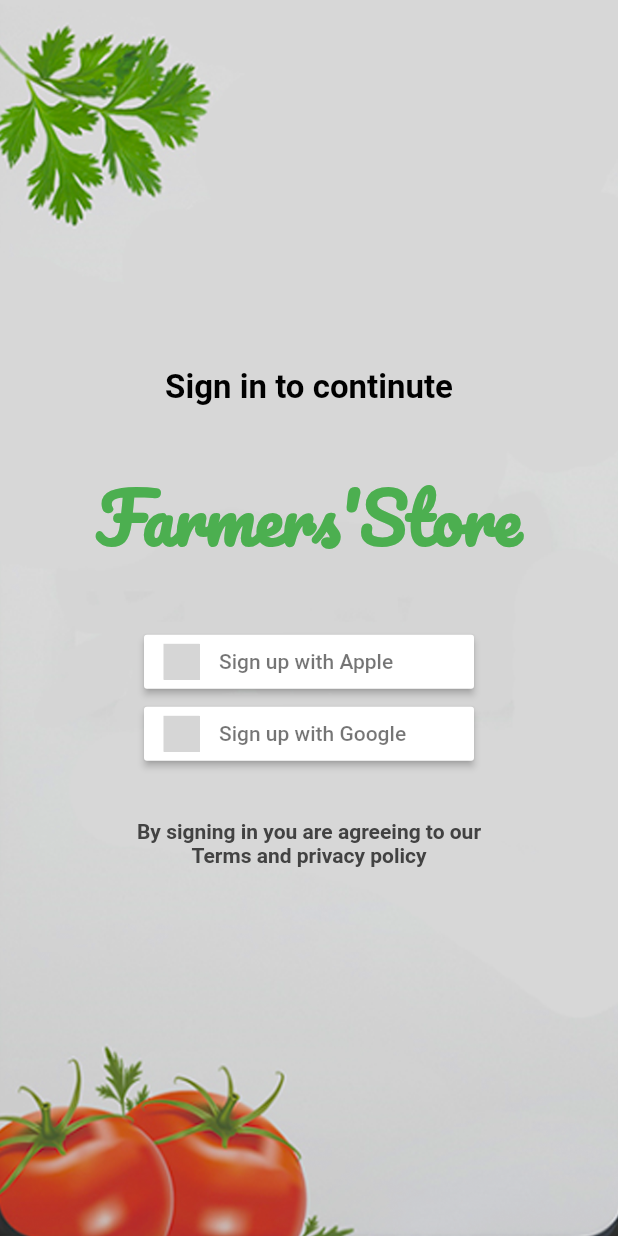
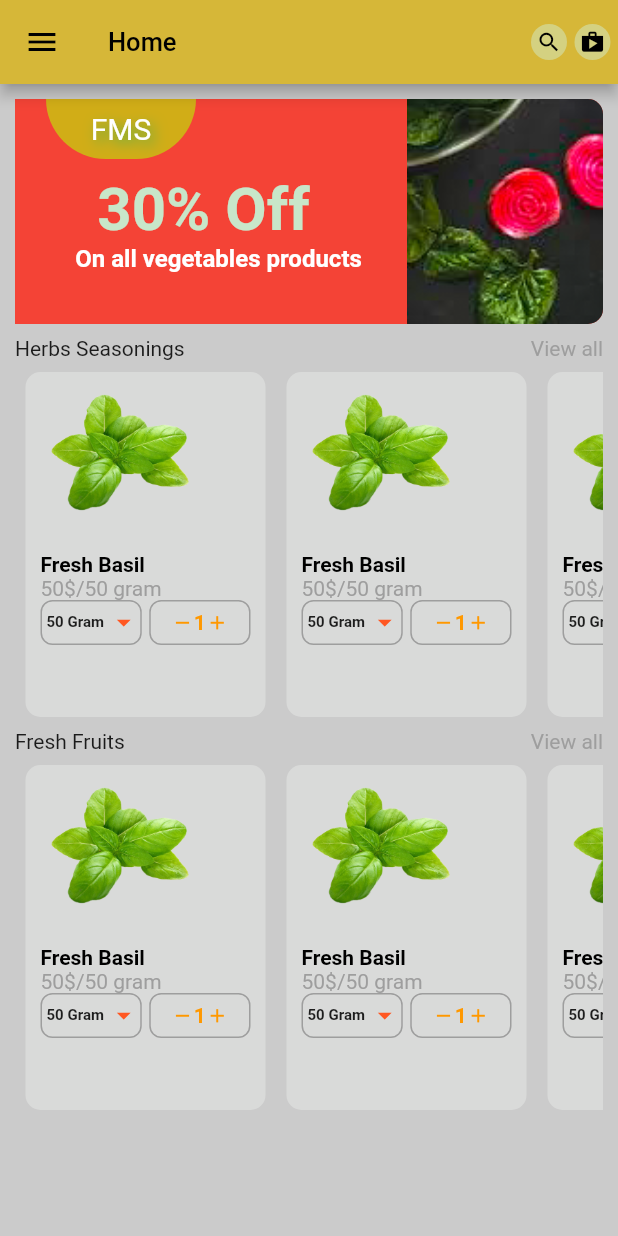
Before and after one commit to VimarshanaBandara/Farmers-Store, a Flutter app: the SignIn screen opened directly, after a tap on "Sign up with Google", on a phone screen of 412 x 824 dp. Run offline on Flutter 3.47's test engine with Material 2 defaults, Android fonts, the phone set to English and light mode, and no system bars; our stand-ins replace firebase_auth, firebase_core, flutter_signin_button, google_fonts, google_sign_in; accounts and stored records are empty; network calls fail; grey boxes are pictures that could not be loaded.

Commit message:
HomePage

```diff
--- a/lib/auth/sign_in.dart
+++ b/lib/auth/sign_in.dart
@@ -1,14 +1,48 @@
+import 'package:farmers_store/home/homescreen.dart';
+import 'package:firebase_auth/firebase_auth.dart';
 import 'package:flutter/cupertino.dart';
 import 'package:flutter/material.dart';
 import 'package:flutter_signin_button/flutter_signin_button.dart';
 import 'package:google_fonts/google_fonts.dart';
+import 'package:google_sign_in/google_sign_in.dart';
 
-class SignIn extends StatelessWidget {
+class SignIn extends StatefulWidget {
   const SignIn({Key? key}) : super(key: key);
 
   @override
+  _SignInState createState() => _SignInState();
+}
+
+class _SignInState extends State<SignIn> {
+
+  Future<User?> _googleSignUp() async {
+    try {
+      final GoogleSignIn _googleSignIn = GoogleSignIn(
+        scopes: ['email'],
+      );
+      final FirebaseAuth _auth = FirebaseAuth.instance;
+
+      final GoogleSignInAccount? googleUser = await _googleSignIn.signIn();
+      final GoogleSignInAuthentication? googleAuth =
+      await googleUser?.authentication;
+
+      final AuthCredential credential = GoogleAuthProvider.credential(
+        accessToken: googleAuth?.accessToken,
+        idToken: googleAuth?.idToken,
+      );
+
+      final User? user = (await _auth.signInWithCredential(credential)).user;
+     // print("signed in " + user.displayName);
+
+      return user;
+    } catch (e) {
+      //print(e.message);
+    }
+  }
+
+  @override
   Widget build(BuildContext context) {
-    return  Scaffold(
+    return Scaffold(
       body: Container(
         height: double.infinity ,
         width: double.infinity,
@@ -42,7 +76,15 @@ class SignIn extends StatelessWidget {
                       SignInButton(
                         Buttons.Google,
                         text: "Sign up with Google",
-                          onPressed: () {},
+                        onPressed: () async {
+                          await _googleSignUp().then(
+                                (value) => Navigator.of(context).pushReplacement(
+                              MaterialPageRoute(
+                                builder: (context) => const HomeScreen(),
+                              ),
+                            ),
+                          );
+                        },
                       ),
                     ],
                   ),
--- /dev/null
+++ b/lib/home/homescreen.dart
@@ -0,0 +1,254 @@
+import 'package:flutter/material.dart';
+
+class HomeScreen extends StatelessWidget {
+  const HomeScreen({Key? key}) : super(key: key);
+
+
+  Widget singleProducts(){
+
+    return  Container(
+      margin: const EdgeInsets.symmetric(horizontal: 7.0),
+      height: 230.0,
+      width: 160.0,
+      decoration: BoxDecoration(
+        borderRadius: BorderRadius.circular(10.0),
+        color: Color(0xffd9dad9),
+      ),
+      child: Column(
+        crossAxisAlignment: CrossAxisAlignment.start,
+        children: [
+          const Expanded(
+              child: Image(
+                image: AssetImage('assets/IM2.png'),
+                fit: BoxFit.cover,
+              )
+          ),
+          Expanded(
+              child: Padding(
+                padding: const EdgeInsets.symmetric(horizontal:10 , vertical: 5),
+                child:  Column(
+                  crossAxisAlignment: CrossAxisAlignment.start,
+                  children:  [
+                    Text('Fresh Basil',style: TextStyle(color: Colors.black , fontWeight: FontWeight.bold),),
+                    Text('50\$/50 gram',style: TextStyle(color: Colors.grey )),
+
+                    Row(
+                      children: [
+                        Expanded(
+                          child: Container(
+                            padding: const EdgeInsets.only(left: 3.0),
+                            height: 30.0,
+                            width: 50.0,
+                            decoration: BoxDecoration(
+                              borderRadius: BorderRadius.circular(8.0),
+                              border: Border.all(
+                                color: Colors.grey,
+                              ),
+                            ),
+                            child: Row(
+                              children: const [
+                                Expanded(
+                                  child: Text('50 Gram',style: TextStyle(fontSize: 10.0,fontWeight: FontWeight.bold),),
+                                ),
+                                Center(
+                                  child: Icon(Icons.arrow_drop_down , size: 22.0 , color: Colors.deepOrange,),                                         )
+                              ],
+                            ),
+                          ),
+                        ),
+
+                        const SizedBox(width: 5.0,),
+
+                        Expanded(
+                          child: Container(
+                            height: 30.0,
+                            width: 50.0,
+                            decoration: BoxDecoration(
+                              borderRadius: BorderRadius.circular(8.0),
+                              border: Border.all(color: Colors.grey,),
+                            ),
+                            child: Row(
+                              mainAxisAlignment: MainAxisAlignment.center,
+                              children: const [
+                                Icon(Icons.remove,size: 15.0,color: Colors.orange,),
+                                Text('1',style: TextStyle(color: Colors.orange,fontWeight: FontWeight.bold),),
+                                Icon(Icons.add , size: 15.0,color: Colors.orange,),
+                              ],
+                            ),
+                          ),
+                        )
+                      ],
+                    ),
+
+
+                  ],
+                ),
+              )
+
+          )
+        ],
+      ),
+    );
+  }
+
+  @override
+  Widget build(BuildContext context) {
+    return Scaffold(
+      backgroundColor: Color(0xffcbcbcb),
+      drawer: const Drawer(),
+      appBar: AppBar(
+        iconTheme: const IconThemeData(color: Colors.black),
+        backgroundColor: const Color(0xffd6b738),
+        title: const Text('Home',style: TextStyle(color: Colors.black,fontSize: 17.0),),
+        actions: const [
+          CircleAvatar(
+            radius:12.0,
+            backgroundColor: Color(0xffd4d181),
+            child: Icon(Icons.search , size: 17.0, color: Colors.black, ),
+          ),
+          Padding(
+            padding: EdgeInsets.symmetric(horizontal: 5.0),
+            child: CircleAvatar(
+              radius:12.0,
+              backgroundColor: Color(0xffd4d181),
+              child: Icon(Icons.shop , size: 17.0, color: Colors.black, ),
+            ),
+          )
+
+
+
+        ],
+      ),
+      body:  Padding(
+        padding: EdgeInsets.symmetric(vertical:10.0 , horizontal:10.0  ),
+        child:ListView(
+          children: [
+            Container(
+              height: 150.0,
+              decoration: BoxDecoration(
+                borderRadius: BorderRadius.circular(10.0),
+                color: Colors.red,
+                image: const DecorationImage(
+                  image: AssetImage('assets/IM1.png'),
+                  fit: BoxFit.cover,
+                )
+              ),
+               child: Row(
+                 children: [
+                   Expanded(
+                     flex: 2,
+                     child: Container(
+                       color: Colors.red,
+                       child: Column(
+                         children:  [
+                          Padding(
+                            padding: EdgeInsets.only(right: 120.0 ,bottom: 10.0 ),
+                            child:  Container(
+                              height: 40.0,
+                              width: 100.0,
+                              decoration: const BoxDecoration(
+                                  color: Color(0xffd1ad17),
+                                borderRadius: BorderRadius.only(
+                                  bottomRight: Radius.circular(50.0),
+                                  bottomLeft:  Radius.circular(50.0),
+                                )
+                              ),
+                              child: const Center(
+                                child:  Text('FMS',style:   TextStyle(
+
+                                  shadows: [
+                                    BoxShadow(
+                                        color: Colors.green,
+                                        blurRadius: 10.0,
+                                        offset: Offset(3,3)
+                                    )
+                                  ],color: Colors.white,
+                                  fontSize: 20.0,
+
+
+                                ),),
+                              )
+                            )
+                          ),
+                            Text('30% Off ',style:  TextStyle(
+                             fontSize: 40.0,
+                             color: Colors.green[100],
+                              fontWeight: FontWeight.bold
+
+
+                           ),),
+
+                           const Padding(
+                             padding: EdgeInsets.only(left: 10.0),
+                             child: Text('On all vegetables products',style:  TextStyle(
+                                 fontSize: 16.0,
+                                 color: Colors.white,
+                                 fontWeight: FontWeight.bold
+
+
+                             ),),
+                           )
+
+                         ],
+                       ),
+                     ) ,
+                   ),
+                   Expanded(
+                     child: Container() ,
+                   )
+                 ],
+               ),
+            ),
+
+             Padding(
+              padding: EdgeInsets.symmetric(vertical: 8.0),
+              child:  Row(
+                mainAxisAlignment: MainAxisAlignment.spaceBetween,
+                children: const [
+                  Text('Herbs Seasonings'),
+                  Text('View all',style: TextStyle(color: Colors.grey),)
+                ],
+              ),
+            ),
+
+            SingleChildScrollView(
+              scrollDirection: Axis.horizontal,
+              child: Row(
+                children: [
+                  singleProducts(),
+                  singleProducts(),
+                  singleProducts(),
+                  singleProducts(),
+                ],
+              ),
+            ),
+            Padding(
+              padding: EdgeInsets.symmetric(vertical: 8.0),
+              child:  Row(
+                mainAxisAlignment: MainAxisAlignment.spaceBetween,
+                children: const [
+                  Text('Fresh Fruits'),
+                  Text('View all',style: TextStyle(color: Colors.grey),)
+                ],
+              ),
+            ),
+
+            SingleChildScrollView(
+              scrollDirection: Axis.horizontal,
+              child: Row(
+                children: [
+                  singleProducts(),
+                  singleProducts(),
+                  singleProducts(),
+                  singleProducts(),
+                ],
+              ),
+            ),
+
+          ],
+        ),
+      )
+
+    );
+  }
+}
--- a/lib/main.dart
+++ b/lib/main.dart
@@ -1,7 +1,11 @@
 import 'package:farmers_store/auth/sign_in.dart';
+import 'package:farmers_store/home/homescreen.dart';
 import 'package:flutter/material.dart';
-void main(){
-  runApp(MyApp());
+import 'package:firebase_core/firebase_core.dart';
+void main()async{
+  WidgetsFlutterBinding.ensureInitialized();
+  await Firebase.initializeApp();
+  runApp(const MyApp());
 }
 
 class MyApp extends StatelessWidget {
@@ -11,7 +15,7 @@ class MyApp extends StatelessWidget {
   Widget build(BuildContext context) {
     return const MaterialApp(
       debugShowCheckedModeBanner: false,
-      home: SignIn(),
+      home: HomeScreen(),
     );
   }
 }
--- a/pubspec.yaml
+++ b/pubspec.yaml
@@ -63,6 +63,8 @@ flutter:
   assets:
      - assets/background.png
      - assets/background1.png
+     - assets/IM1.png
+     - assets/IM2.png
 
 
   # An image asset can refer to one or more resolution-specific "variants", see
```
Also changed, not shown: assets/IM1.png (added), assets/IM2.png (added), 3 other files. Lines whose indentation alone changed are shown as unchanged.
